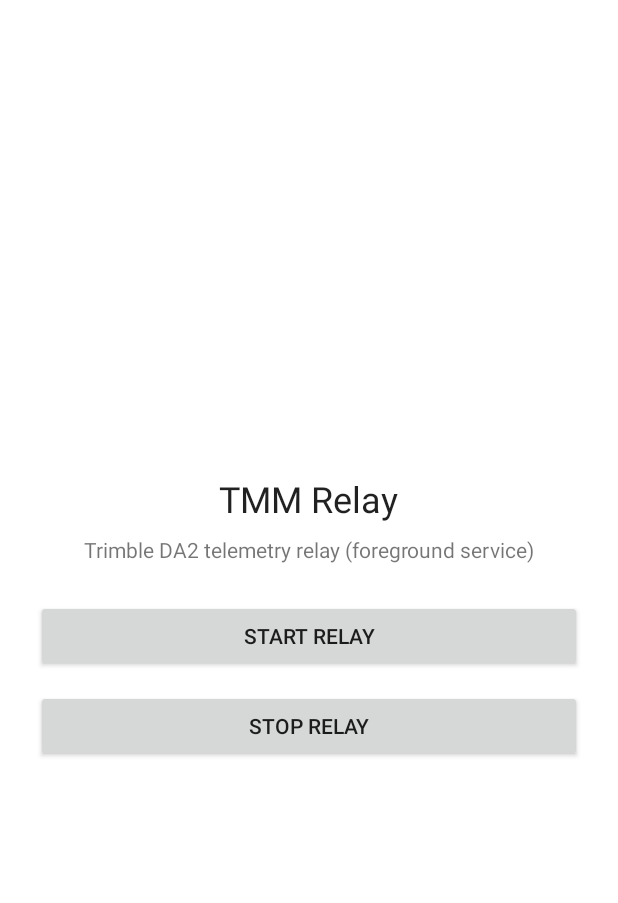
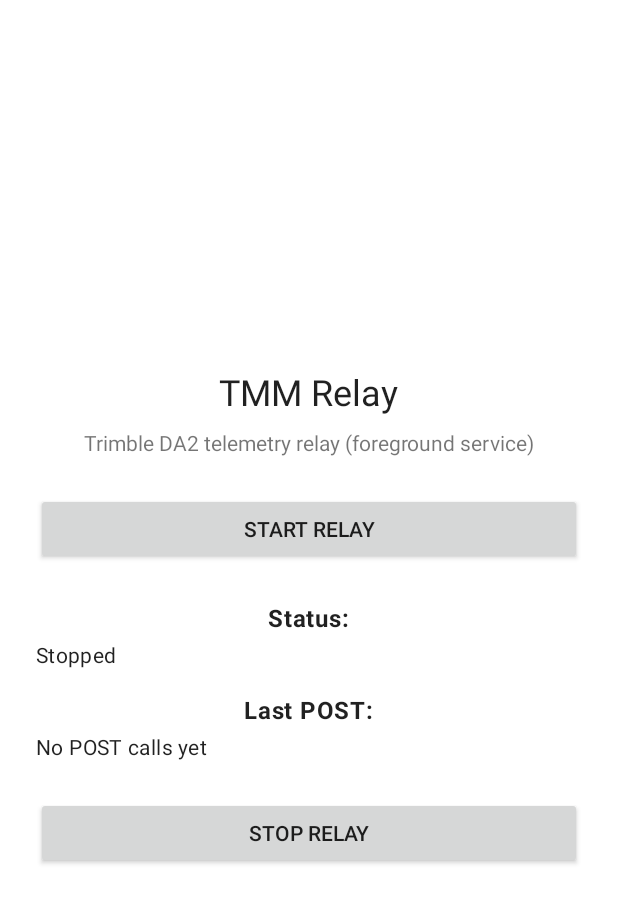
Before and after one commit to itkunal86-per/tmm-relay-android, an Android app: the screen it shows after launch (MainActivity), on a phone screen of 412 x 824 dp. Shown: the top 903 px of the screen. Run offline under Robolectric (Android 15) with nearby library versions, the phone set to English and light mode, and no system bars.

Commit message:
Refactor TmmWebSocketClient and TmmRelayService to enhance error handling and logging. Implemented additional validation for coordinates and improved status broadcasting for better state management.

```diff
--- a/app/build.gradle.kts
+++ b/app/build.gradle.kts
@@ -65,6 +65,9 @@ dependencies {
     // Lifecycle (for foreground service safety)
     implementation("androidx.lifecycle:lifecycle-runtime-ktx:2.8.4")
 
+    // LocalBroadcastManager (for service-activity communication)
+    implementation("androidx.localbroadcastmanager:localbroadcastmanager:1.1.0")
+
     // Networking (for API relay)
     implementation("com.squareup.okhttp3:okhttp:4.12.0")
     implementation("com.squareup.retrofit2:retrofit:2.11.0")
--- a/app/src/main/java/com/hirenq/tmmrelay/MainActivity.kt
+++ b/app/src/main/java/com/hirenq/tmmrelay/MainActivity.kt
@@ -1,13 +1,17 @@
 package com.hirenq.tmmrelay
 
 import android.Manifest
+import android.content.BroadcastReceiver
+import android.content.Context
 import android.content.Intent
+import android.content.IntentFilter
 import android.content.pm.PackageManager
 import android.os.Build
 import android.os.Bundle
 import androidx.activity.ComponentActivity
 import androidx.activity.result.contract.ActivityResultContracts
 import androidx.core.content.ContextCompat
+import androidx.localbroadcastmanager.content.LocalBroadcastManager
 import com.hirenq.tmmrelay.databinding.ActivityMainBinding
 import com.hirenq.tmmrelay.service.TmmRelayService
 
@@ -18,10 +22,25 @@ class MainActivity : ComponentActivity() {
     private val permissionLauncher =
         registerForActivityResult(ActivityResultContracts.RequestMultiplePermissions()) { }
 
+    private val statusReceiver = object : BroadcastReceiver() {
+        override fun onReceive(context: Context?, intent: Intent?) {
+            if (intent?.action == TmmRelayService.ACTION_STATUS_UPDATE) {
+                val status = intent.getStringExtra(TmmRelayService.EXTRA_STATUS) ?: "Stopped"
+                val postTimestamp = intent.getStringExtra(TmmRelayService.EXTRA_POST_TIMESTAMP) ?: ""
+                val postPayload = intent.getStringExtra(TmmRelayService.EXTRA_POST_PAYLOAD) ?: ""
+
+                updateStatusUI(status, postTimestamp, postPayload)
+            }
+        }
+    }
+
     override fun onCreate(savedInstanceState: Bundle?) {
         super.onCreate(savedInstanceState)
         binding = ActivityMainBinding.inflate(layoutInflater)
         setContentView(binding.root)
+
+        // Initialize UI with default values
+        updateStatusUI("Stopped", "", "")
 
         binding.btnStart.setOnClickListener {
             ensurePermissions()
@@ -30,7 +49,36 @@ class MainActivity : ComponentActivity() {
 
         binding.btnStop.setOnClickListener {
             stopService(Intent(this, TmmRelayService::class.java))
+            updateStatusUI("Stopped", "", "")
         }
+    }
+
+    override fun onResume() {
+        super.onResume()
+        // Register broadcast receiver
+        LocalBroadcastManager.getInstance(this).registerReceiver(
+            statusReceiver,
+            IntentFilter(TmmRelayService.ACTION_STATUS_UPDATE)
+        )
+    }
+
+    override fun onPause() {
+        super.onPause()
+        // Unregister broadcast receiver
+        LocalBroadcastManager.getInstance(this).unregisterReceiver(statusReceiver)
+    }
+
+    private fun updateStatusUI(status: String, postTimestamp: String, postPayload: String) {
+        binding.tvStatus.text = status
+
+        val postInfo = if (postTimestamp.isNotEmpty() && postPayload.isNotEmpty()) {
+            "$postTimestamp - $postPayload"
+        } else if (postTimestamp.isNotEmpty()) {
+            postTimestamp
+        } else {
+            "No POST calls yet"
+        }
+        binding.tvPostPayload.text = postInfo
     }
 
     private fun ensurePermissions() {
--- a/app/src/main/res/layout/activity_main.xml
+++ b/app/src/main/res/layout/activity_main.xml
@@ -27,11 +27,47 @@
         android:layout_marginTop="24dp"
         android:text="@string/start_relay" />
 
+    <!-- Status Section -->
+    <TextView
+        android:id="@+id/tvStatusLabel"
+        android:layout_width="wrap_content"
+        android:layout_height="wrap_content"
+        android:layout_marginTop="24dp"
+        android:text="Status:"
+        android:textStyle="bold"
+        android:textAppearance="@style/TextAppearance.MaterialComponents.Body1" />
+
+    <TextView
+        android:id="@+id/tvStatus"
+        android:layout_width="match_parent"
+        android:layout_height="wrap_content"
+        android:layout_marginTop="4dp"
+        android:text="Stopped"
+        android:textAppearance="@style/TextAppearance.MaterialComponents.Body2" />
+
+    <!-- POST Payload Section -->
+    <TextView
+        android:id="@+id/tvPostLabel"
+        android:layout_width="wrap_content"
+        android:layout_height="wrap_content"
+        android:layout_marginTop="16dp"
+        android:text="Last POST:"
+        android:textStyle="bold"
+        android:textAppearance="@style/TextAppearance.MaterialComponents.Body1" />
+
+    <TextView
+        android:id="@+id/tvPostPayload"
+        android:layout_width="match_parent"
+        android:layout_height="wrap_content"
+        android:layout_marginTop="4dp"
+        android:text="No POST calls yet"
+        android:textAppearance="@style/TextAppearance.MaterialComponents.Body2" />
+
     <Button
         android:id="@+id/btnStop"
         android:layout_width="match_parent"
         android:layout_height="wrap_content"
-        android:layout_marginTop="12dp"
+        android:layout_marginTop="24dp"
         android:text="@string/stop_relay" />
 
 </LinearLayout>
```
